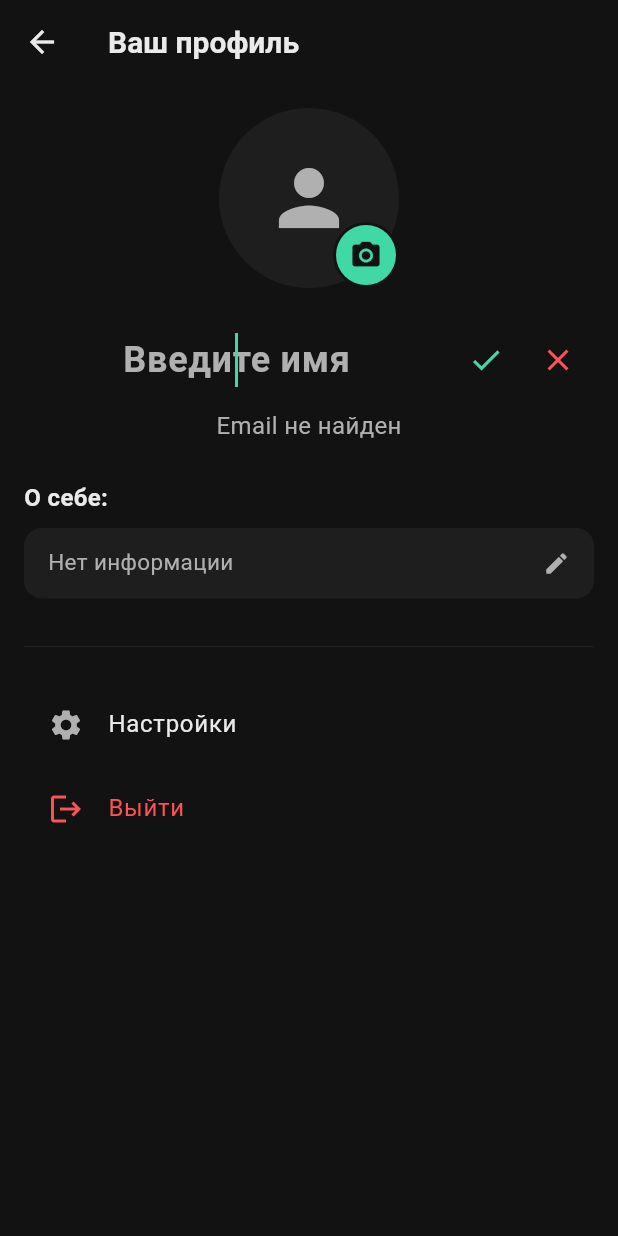
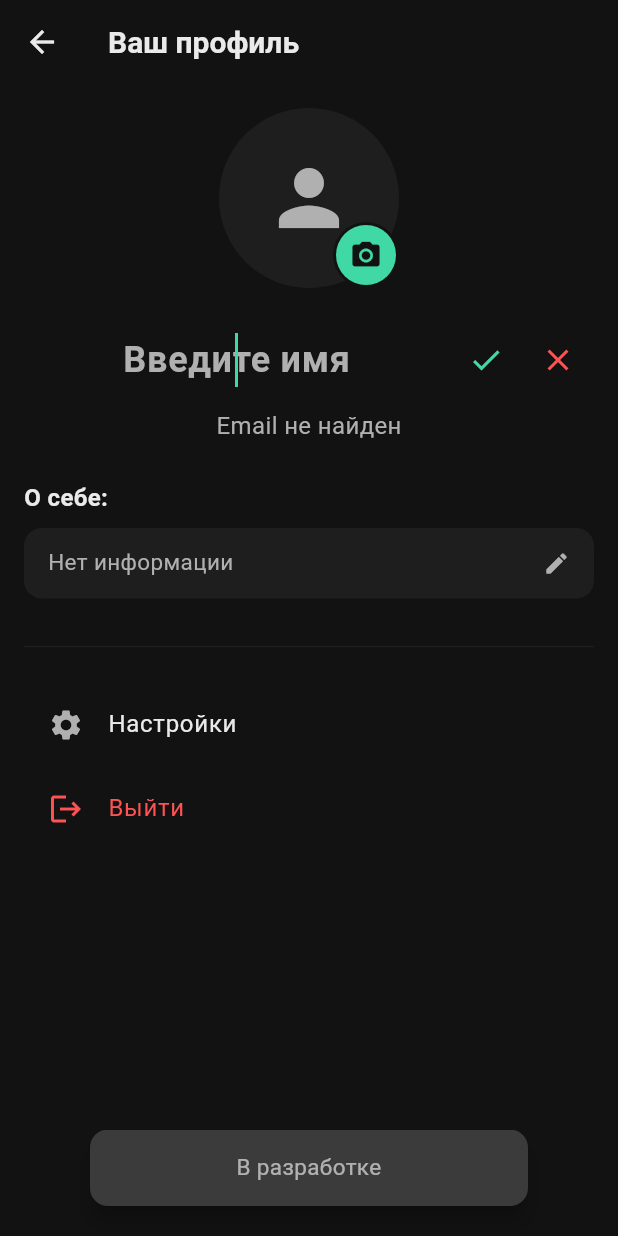
Before and after one commit to Denis24-sdk/messenger_app, a Flutter app: the AccountScreen screen opened directly, after a tap on the "edit" icon, after a tap on "Настройки", on a phone screen of 412 x 824 dp. Run offline on Flutter 3.47's test engine with Material 3 defaults, Android fonts, the phone set to English and light mode, and no system bars; our stand-ins replace cached_network_image, cloud_firestore, firebase_auth, firebase_core, image_picker, photo_view; accounts and stored records are empty.

Commit message:
Добавлена заметка на странице регистрации и уведомление при нажатии на "настройки"

```diff
--- a/lib/screens/account_screen.dart
+++ b/lib/screens/account_screen.dart
@@ -106,7 +106,8 @@ class _AvatarSection extends StatelessWidget {
                 backgroundImage:
                 avatarUrl != null ? NetworkImage(avatarUrl) : null,
                 child: avatarUrl == null
-                    ? Icon(Icons.person, size: 60, color: AppColors.textSecondary)
+                    ? const Icon(Icons.person,
+                    size: 60, color: AppColors.textSecondary)
                     : null,
               ),
             ),
@@ -121,7 +122,8 @@ class _AvatarSection extends StatelessWidget {
                 radius: 20,
                 backgroundColor: AppColors.accent,
                 child: IconButton(
-                  icon: const Icon(Icons.camera_alt, color: AppColors.background, size: 22),
+                  icon: const Icon(Icons.camera_alt,
+                      color: AppColors.background, size: 22),
                   onPressed: provider.isUploading
                       ? null
                       : context.read<AccountProvider>().uploadAvatar,
@@ -171,7 +173,7 @@ class _NameDisplay extends StatelessWidget {
               color: AppColors.textPrimary),
         ),
         IconButton(
-          icon: Icon(Icons.edit, size: 20, color: AppColors.textSecondary),
+          icon: const Icon(Icons.edit, size: 20, color: AppColors.textSecondary),
           onPressed: () => context.read<AccountProvider>().setEditingName(true),
         ),
       ],
@@ -206,8 +208,8 @@ class _NameEditorState extends State<_NameEditor> {
       await context.read<AccountProvider>().updateUsername(_controller.text);
     } catch (e) {
       if (mounted) {
-        ScaffoldMessenger.of(context).showSnackBar(
-            SnackBar(content: Text(e.toString().replaceAll("Exception: ", ""))));
+        ScaffoldMessenger.of(context).showSnackBar(SnackBar(
+            content: Text(e.toString().replaceAll("Exception: ", ""))));
       }
     }
   }
@@ -225,7 +227,7 @@ class _NameEditorState extends State<_NameEditor> {
                 fontSize: 24,
                 fontWeight: FontWeight.bold,
                 color: AppColors.textPrimary),
-            decoration: InputDecoration.collapsed(
+            decoration: const InputDecoration.collapsed(
               hintText: 'Введите имя',
               hintStyle: TextStyle(
                 fontSize: 24,
@@ -284,7 +286,7 @@ class _BioDisplay extends StatelessWidget {
     return Column(
       crossAxisAlignment: CrossAxisAlignment.start,
       children: [
-        Text('О себе:',
+        const Text('О себе:',
             style: TextStyle(
                 fontWeight: FontWeight.bold,
                 fontSize: 16,
@@ -312,7 +314,7 @@ class _BioDisplay extends StatelessWidget {
                   ),
                 ),
                 const SizedBox(width: 8),
-                Icon(Icons.edit, size: 18, color: AppColors.textSecondary),
+                const Icon(Icons.edit, size: 18, color: AppColors.textSecondary),
               ],
             ),
           ),
@@ -349,7 +351,7 @@ class _BioEditorState extends State<_BioEditor> {
     return Column(
       crossAxisAlignment: CrossAxisAlignment.start,
       children: [
-        Text('О себе:',
+        const Text('О себе:',
             style: TextStyle(
                 fontWeight: FontWeight.bold,
                 fontSize: 16,
@@ -387,7 +389,8 @@ class _BioEditorState extends State<_BioEditor> {
             TextButton(
               onPressed: () =>
                   context.read<AccountProvider>().setEditingBio(false),
-              child: const Text('Отмена', style: TextStyle(color: AppColors.textSecondary)),
+              child: const Text('Отмена',
+                  style: TextStyle(color: AppColors.textSecondary)),
             ),
             const SizedBox(width: 8),
             FilledButton(
@@ -398,9 +401,7 @@ class _BioEditorState extends State<_BioEditor> {
                   foregroundColor: AppColors.background,
                   padding: const EdgeInsets.symmetric(horizontal: 24),
                   shape: RoundedRectangleBorder(
-                      borderRadius: BorderRadius.circular(12)
-                  )
-              ),
+                      borderRadius: BorderRadius.circular(12))),
               child: const Text('Сохранить'),
             ),
           ],
@@ -419,14 +420,18 @@ class _SettingsSection extends StatelessWidget {
       builder: (BuildContext dialogContext) {
         return AlertDialog(
           backgroundColor: AppColors.card,
-          title: const Text("Выход из аккаунта", style: TextStyle(color: AppColors.textPrimary)),
-          content: const Text("Вы уверены, что хотите выйти?", style: TextStyle(color: AppColors.textSecondary)),
+          title: const Text("Выход из аккаунта",
+              style: TextStyle(color: AppColors.textPrimary)),
+          content: const Text("Вы уверены, что хотите выйти?",
+              style: TextStyle(color: AppColors.textSecondary)),
           actions: <Widget>[
             TextButton(
                 onPressed: () => Navigator.of(dialogContext).pop(),
-                child: const Text("Отмена", style: TextStyle(color: AppColors.textSecondary))),
+                child: const Text("Отмена",
+                    style: TextStyle(color: AppColors.textSecondary))),
             TextButton(
-              child: const Text("Выйти", style: TextStyle(color: Colors.redAccent)),
+              child:
+              const Text("Выйти", style: TextStyle(color: Colors.redAccent)),
               onPressed: () {
                 Navigator.of(dialogContext).pop();
                 context.read<AuthService>().signOut();
@@ -443,14 +448,33 @@ class _SettingsSection extends StatelessWidget {
     return Column(
       children: [
         ListTile(
-          leading: Icon(Icons.settings, color: AppColors.textSecondary),
-          title: Text('Настройки', style: TextStyle(color: AppColors.textPrimary)),
+          leading: const Icon(Icons.settings, color: AppColors.textSecondary),
+          title: const Text('Настройки', style: TextStyle(color: AppColors.textPrimary)),
           onTap: () {
-            // TODO: Navigate to settings screen
+            ScaffoldMessenger.of(context).showSnackBar(
+              SnackBar(
+                content: const Text(
+                  'В разработке',
+                  textAlign: TextAlign.center,
+                  style: TextStyle(color: Colors.white60),
+                ),
+                backgroundColor: AppColors.accentGray,
+                duration: const Duration(seconds: 2),
+                behavior: SnackBarBehavior.floating,
+                shape: RoundedRectangleBorder(
+                  borderRadius: BorderRadius.circular(12.0),
+                ),
+                margin: const EdgeInsets.only(
+                  bottom: 20.0,
+                  left: 60.0,
+                  right: 60.0,
+                ),
+              ),
+            );
           },
         ),
         ListTile(
-          leading: Icon(Icons.logout, color: Colors.redAccent),
+          leading: const Icon(Icons.logout, color: Colors.redAccent),
           title: const Text('Выйти', style: TextStyle(color: Colors.redAccent)),
           onTap: () => _confirmLogout(context),
         ),
```
Also changed, not shown: lib/screens/register_screen.dart (+39 -2 lines).
